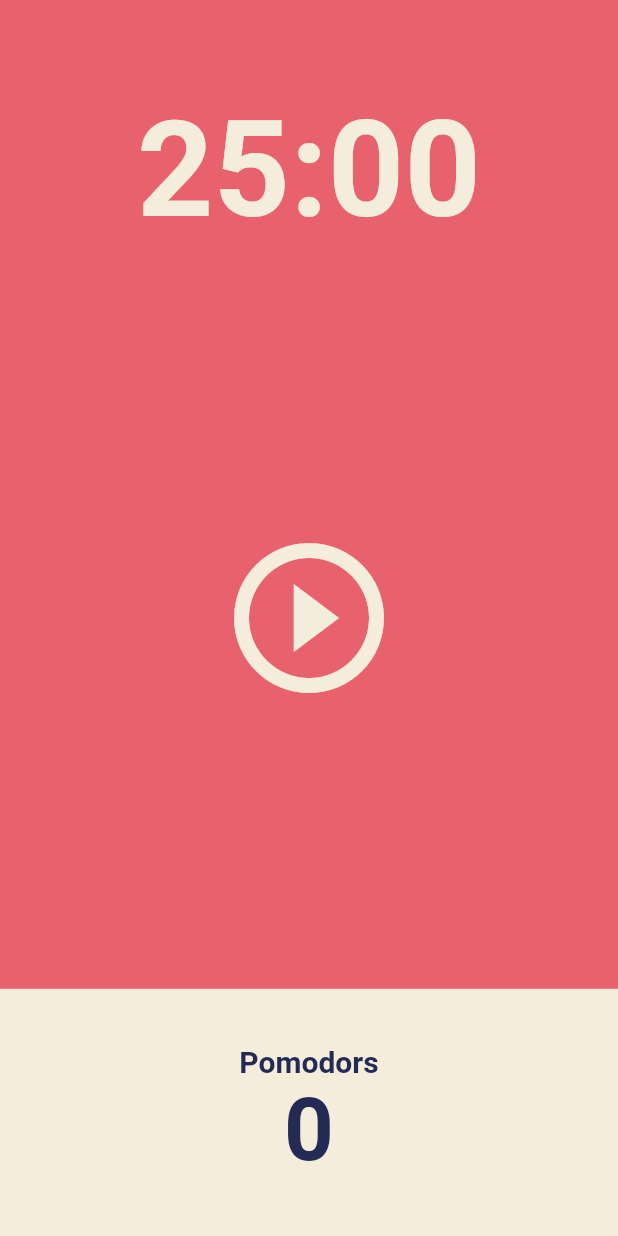
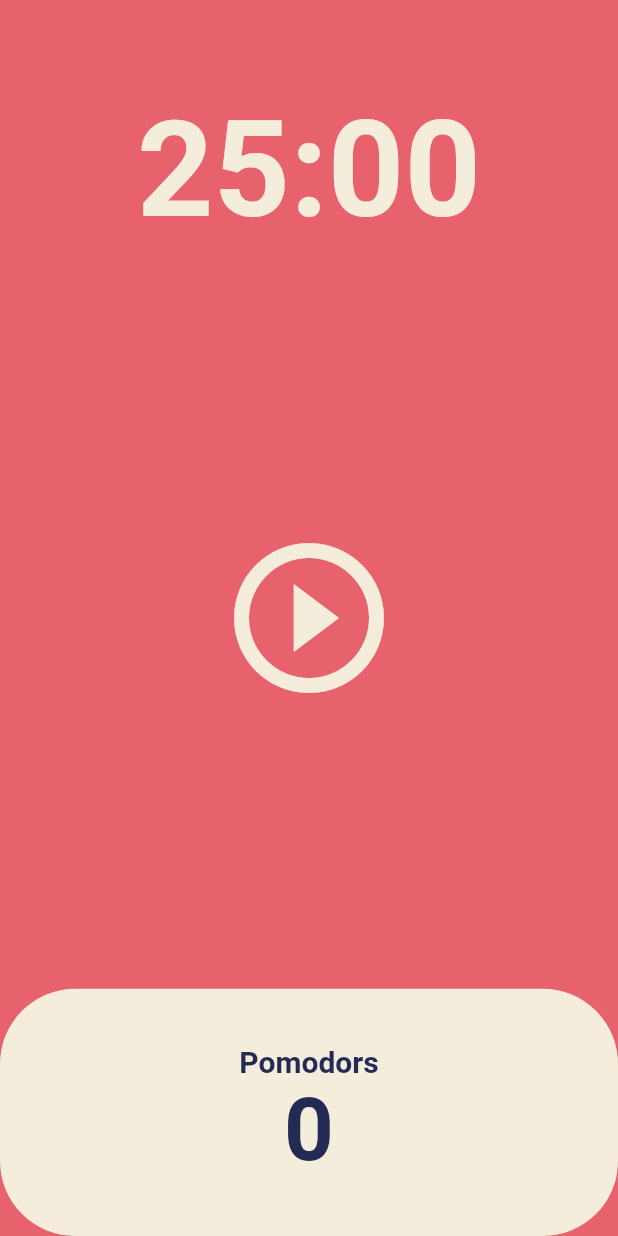
Before and after one commit to Myoungmin/flutter_pomodoro_app, a Flutter app: the screen it shows after launch, on a phone screen of 412 x 824 dp. Run offline on Flutter 3.47's test engine with Material 2 defaults, Android fonts, the phone set to English and light mode, and no system bars.

Commit message:
Container에 border radius 설정

```diff
--- a/lib/screens/home_screen.dart
+++ b/lib/screens/home_screen.dart
@@ -46,6 +46,7 @@ class _HomeScreenState extends State<HomeScreen> {
                   child: Container(
                     decoration: BoxDecoration(
                       color: Theme.of(context).cardColor,
+                      borderRadius: BorderRadius.circular(50),
                     ),
                     child: Column(
                       mainAxisAlignment: MainAxisAlignment.center,
```
